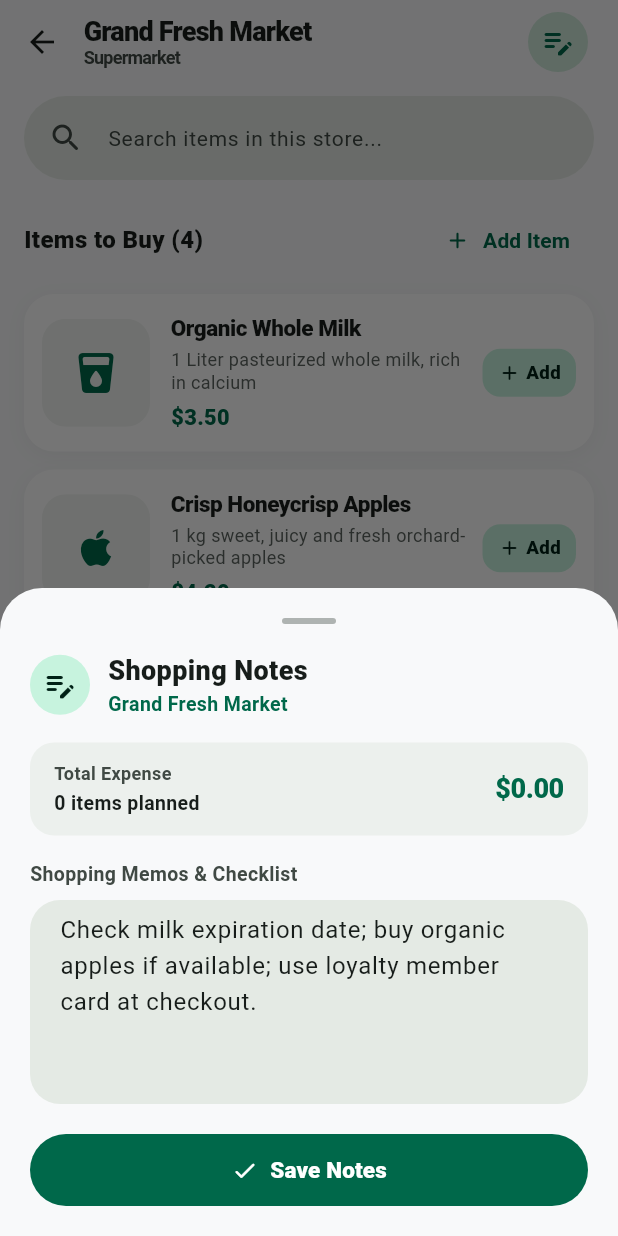
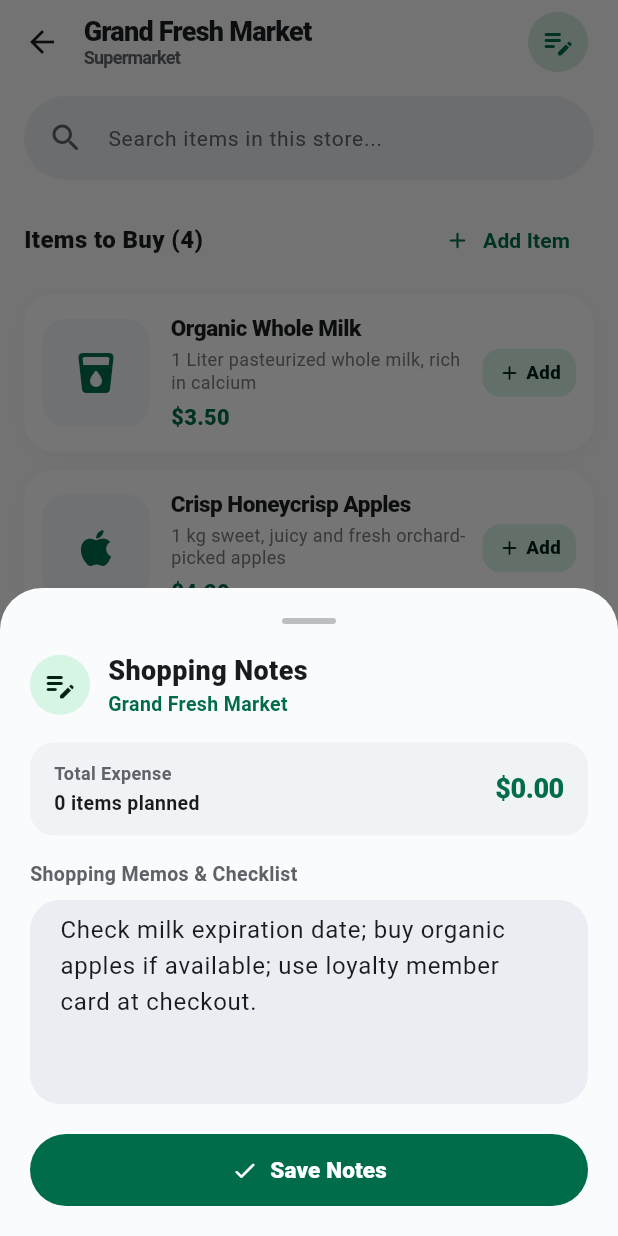
Before and after one commit to Leshoraa/HandCart, a Flutter app: the StoreProductListPage screen opened directly with sample values from the repository, after a tap on "Add", after a tap on the "remove" icon, after a tap on the "edit note" icon, on a phone screen of 412 x 824 dp. Run offline on Flutter 3.47's test engine with Material 3 defaults, Android fonts, the phone set to English and light mode, and no system bars; drawn by our look-alikes of dynamic_color; network calls fail.

Commit message:
style(stores): polish 2-column card design and eye-friendly neutral theme

```diff
--- a/lib/core/constants/app_colors.dart
+++ b/lib/core/constants/app_colors.dart
@@ -3,31 +3,34 @@ import 'package:flutter/material.dart';
 class AppColors {
   AppColors._();
 
-  // Primary Brand Colors (Deep Emerald Forest)
-  static const Color primary = Color(0xFF00684A);
+  // Primary Brand Colors (Vibrant Google Emerald)
+  static const Color primary = Color(0xFF006C4C);
   static const Color onPrimary = Colors.white;
-  static const Color primaryContainer = Color(0xFFC7F3DE);
-  static const Color onPrimaryContainer = Color(0xFF002116);
+  static const Color primaryContainer = Color(0xFFD6F5E5);
+  static const Color onPrimaryContainer = Color(0xFF002114);
 
-  // Secondary Colors
+  // Secondary Colors (Slate Green Accent)
   static const Color secondary = Color(0xFF4C6357);
   static const Color onSecondary = Colors.white;
-  static const Color secondaryContainer = Color(0xFFD6E8DC);
+  static const Color secondaryContainer = Color(0xFFE0ECE3);
   static const Color onSecondaryContainer = Color(0xFF0A1F16);
 
   // Tertiary / Accent Colors
   static const Color tertiary = Color(0xFF386567);
   static const Color accent = Color(0xFFFF9800);
 
-  // Clean, comfortable Surface & Background (Light)
-  static const Color backgroundLight = Color(0xFFF8F9FA);
-  static const Color surfaceLight = Color(0xFFF8F9FA);
-  static const Color surfaceVariantLight = Color(0xFFE2E7E3);
+  // Clean, comfortable Surface & Background (Light) - Crisp, soothing & eye-friendly
+  static const Color backgroundLight = Color(0xFFFAFBFC);
+  static const Color surfaceLight = Color(0xFFFAFBFC);
+  static const Color surfaceVariantLight = Color(0xFFEEF1F4);
+  static const Color cardSurfaceLight = Colors.white;
+  static const Color textPrimaryLight = Color(0xFF191C1E);
+  static const Color textSecondaryLight = Color(0xFF5F6368);
 
   // Surface & Background (Dark)
-  static const Color backgroundDark = Color(0xFF191C1A);
-  static const Color surfaceDark = Color(0xFF191C1A);
-  static const Color surfaceVariantDark = Color(0xFF404944);
+  static const Color backgroundDark = Color(0xFF121413);
+  static const Color surfaceDark = Color(0xFF121413);
+  static const Color surfaceVariantDark = Color(0xFF2A2E2C);
 
   // Status Colors
   static const Color error = Color(0xFFBA1A1A);
--- a/lib/core/theme/app_theme.dart
+++ b/lib/core/theme/app_theme.dart
@@ -6,8 +6,7 @@ class AppTheme {
   AppTheme._();
 
   static ThemeData lightTheme([ColorScheme? dynamicColorScheme]) {
-    final ColorScheme scheme = dynamicColorScheme ??
-        ColorScheme.fromSeed(
+    final ColorScheme scheme = ColorScheme.fromSeed(
       seedColor: AppColors.primary,
       brightness: Brightness.light,
       primary: AppColors.primary,
@@ -16,6 +15,15 @@ class AppTheme {
       onPrimaryContainer: AppColors.onPrimaryContainer,
       secondary: AppColors.secondary,
       surface: AppColors.surfaceLight,
+      surfaceContainer: const Color(0xFFF2F4F7),
+      surfaceContainerHigh: const Color(0xFFEAEDF1),
+      surfaceContainerHighest: const Color(0xFFE2E6EB),
+      surfaceContainerLow: const Color(0xFFF8F9FA),
+      surfaceContainerLowest: Colors.white,
+      onSurface: AppColors.textPrimaryLight,
+      onSurfaceVariant: AppColors.textSecondaryLight,
+      outline: const Color(0xFFC3C7CA),
+      outlineVariant: const Color(0xFFE2E5E8),
     );
 
     return ThemeData(
@@ -38,14 +46,14 @@ class AppTheme {
       cardTheme: CardThemeData(
         elevation: 0,
         shape: RoundedRectangleBorder(
-          borderRadius: BorderRadius.circular(22.0),
+          borderRadius: BorderRadius.circular(20.0),
         ),
         color: scheme.surfaceContainerLowest,
         clipBehavior: Clip.antiAlias,
       ),
       searchBarTheme: SearchBarThemeData(
         elevation: const WidgetStatePropertyAll(0),
-        backgroundColor: WidgetStatePropertyAll(scheme.surfaceContainerHigh),
+        backgroundColor: WidgetStatePropertyAll(scheme.surfaceContainer),
         shape: const WidgetStatePropertyAll(StadiumBorder()),
         padding: const WidgetStatePropertyAll(
           EdgeInsets.symmetric(horizontal: 16.0),
@@ -56,8 +64,11 @@ class AppTheme {
       ),
       chipTheme: ChipThemeData(
         shape: const StadiumBorder(),
-        side: BorderSide.none,
-        backgroundColor: scheme.surfaceContainerHigh,
+        side: BorderSide(
+          color: scheme.outlineVariant.withValues(alpha: 0.6),
+          width: 1,
+        ),
+        backgroundColor: Colors.white,
         selectedColor: scheme.primaryContainer,
         labelStyle: TextStyle(
           fontWeight: FontWeight.w600,
@@ -73,7 +84,7 @@ class AppTheme {
       ),
       inputDecorationTheme: InputDecorationTheme(
         filled: true,
-        fillColor: scheme.surfaceContainerHigh,
+        fillColor: scheme.surfaceContainer,
         contentPadding: const EdgeInsets.symmetric(
           horizontal: AppDimens.md,
           vertical: AppDimens.sm,
@@ -92,9 +103,9 @@ class AppTheme {
         ),
       ),
       floatingActionButtonTheme: FloatingActionButtonThemeData(
-        elevation: 2,
-        backgroundColor: scheme.primaryContainer,
-        foregroundColor: scheme.onPrimaryContainer,
+        elevation: 3,
+        backgroundColor: scheme.primary,
+        foregroundColor: scheme.onPrimary,
         shape: RoundedRectangleBorder(
           borderRadius: BorderRadius.circular(16.0),
         ),
@@ -121,11 +132,20 @@ class AppTheme {
   }
 
   static ThemeData darkTheme([ColorScheme? dynamicColorScheme]) {
-    final ColorScheme scheme = dynamicColorScheme ??
-        ColorScheme.fromSeed(
+    final ColorScheme scheme = ColorScheme.fromSeed(
       seedColor: AppColors.primary,
       brightness: Brightness.dark,
+      primary: const Color(0xFF6CDAA8),
+      onPrimary: const Color(0xFF003825),
+      primaryContainer: const Color(0xFF005238),
+      onPrimaryContainer: const Color(0xFFD6F5E5),
       surface: AppColors.surfaceDark,
+      surfaceContainer: const Color(0xFF1E2220),
+      surfaceContainerHigh: const Color(0xFF282D2A),
+      surfaceContainerLow: const Color(0xFF181B19),
+      surfaceContainerLowest: const Color(0xFF101211),
+      onSurface: const Color(0xFFE2E4E1),
+      onSurfaceVariant: const Color(0xFFA2A7A3),
     );
 
     return ThemeData(
--- a/lib/features/stores/data/store_dummy_data.dart
+++ b/lib/features/stores/data/store_dummy_data.dart
@@ -39,7 +39,7 @@ class StoreDummyData {
       category: 'Convenience',
       description: 'Quick refreshments, late-night snacks & household goods',
       icon: Icons.storefront_rounded,
-      imageUrl: 'https://images.unsplash.com/photo-1604719312566-8912e9227c64?w=500&auto=format&fit=crop&q=80',
+      imageUrl: 'https://images.unsplash.com/photo-1534723452862-4c874018d66d?w=500&auto=format&fit=crop&q=80',
       note: 'Grab sparkling water pack and rechargeable batteries.',
     ),
   ];
--- a/lib/features/stores/presentation/pages/store_list_page.dart
+++ b/lib/features/stores/presentation/pages/store_list_page.dart
@@ -186,8 +186,14 @@ class _StoreListPageState extends State<StoreListPage> {
                     selected: isSelected,
                     showCheckmark: false,
                     shape: const StadiumBorder(),
-                    side: BorderSide.none,
-                    backgroundColor: colorScheme.surfaceContainerHigh,
+                    side: isSelected
+                        ? BorderSide.none
+                        : BorderSide(
+                            color: colorScheme.outlineVariant
+                                .withValues(alpha: 0.6),
+                            width: 1,
+                          ),
+                    backgroundColor: Colors.white,
                     selectedColor: colorScheme.primaryContainer,
                     labelStyle: TextStyle(
                       color: isSelected
@@ -302,7 +308,7 @@ class _StoreListPageState extends State<StoreListPage> {
                   crossAxisCount: 2,
                   crossAxisSpacing: 12.0,
                   mainAxisSpacing: 12.0,
-                  mainAxisExtent: 216.0,
+                  mainAxisExtent: 220.0,
                 ),
                 delegate: SliverChildBuilderDelegate(
                   (context, index) {
@@ -343,8 +349,8 @@ class _StoreListPageState extends State<StoreListPage> {
         shape: RoundedRectangleBorder(
           borderRadius: BorderRadius.circular(16.0),
         ),
-        backgroundColor: colorScheme.primaryContainer,
-        foregroundColor: colorScheme.onPrimaryContainer,
+        backgroundColor: colorScheme.primary,
+        foregroundColor: Colors.white,
         icon: const Icon(Icons.add_business_rounded),
         label: const Text(
           AppStrings.addNewStore,
--- a/lib/features/stores/presentation/widgets/store_card.dart
+++ b/lib/features/stores/presentation/widgets/store_card.dart
@@ -34,9 +34,9 @@ class StoreCard extends StatelessWidget {
           BoxShadow(
             color: isDark
                 ? Colors.black.withValues(alpha: 0.25)
-                : Colors.black.withValues(alpha: 0.04),
-            blurRadius: 12,
-            offset: const Offset(0, 4),
+                : Colors.black.withValues(alpha: 0.035),
+            blurRadius: 10,
+            offset: const Offset(0, 3),
           ),
         ],
       ),
@@ -56,71 +56,65 @@ class StoreCard extends StatelessWidget {
                       top: Radius.circular(19.0),
                     ),
                     child: Container(
-                      height: 108.0,
+                      height: 114.0,
                       width: double.infinity,
-                      color:
-                          colorScheme.surfaceContainerHigh.withValues(alpha: 0.6),
+                      color: colorScheme.surfaceContainerHigh.withValues(alpha: 0.5),
                       child: store.imageUrl != null
                           ? Image.network(
                               store.imageUrl!,
                               fit: BoxFit.cover,
-                              loadingBuilder:
-                                  (context, child, loadingProgress) {
+                              loadingBuilder: (context, child, loadingProgress) {
                                 if (loadingProgress == null) return child;
                                 return Center(
-                                  child: CircularProgressIndicator(
-                                    strokeWidth: 2,
-                                    value: loadingProgress
-                                                .expectedTotalBytes !=
-                                            null
-                                        ? loadingProgress
-                                                .cumulativeBytesLoaded /
-                                            loadingProgress
-                                                .expectedTotalBytes!
-                                        : null,
+                                  child: SizedBox(
+                                    width: 20,
+                                    height: 20,
+                                    child: CircularProgressIndicator(
+                                      strokeWidth: 2,
+                                      value: loadingProgress.expectedTotalBytes != null
+                                          ? loadingProgress.cumulativeBytesLoaded /
+                                              loadingProgress.expectedTotalBytes!
+                                          : null,
+                                    ),
                                   ),
                                 );
                               },
                               errorBuilder: (context, error, stackTrace) =>
-                                  Center(
-                                child: Icon(
-                                  store.icon,
-                                  size: 38,
-                                  color: colorScheme.primary,
-                                ),
-                              ),
+                                  _buildFallbackBanner(colorScheme),
                             )
-                          : Center(
-                              child: Icon(
-                                store.icon,
-                                size: 38,
-                                color: colorScheme.primary,
-                              ),
-                            ),
+                          : _buildFallbackBanner(colorScheme),
                     ),
                   ),
 
-                  // Category Tag Badge
+                  // Frosted Glass Category Tag
                   Positioned(
                     top: 8.0,
                     left: 8.0,
                     child: Container(
                       padding: const EdgeInsets.symmetric(
-                        horizontal: 8.0,
-                        vertical: 3.5,
+                        horizontal: 8.5,
+                        vertical: 4.0,
                       ),
                       decoration: BoxDecoration(
-                        color: Colors.black.withValues(alpha: 0.55),
-                        borderRadius:
-                            BorderRadius.circular(AppDimens.radiusFull),
+                        color: isDark
+                            ? Colors.black.withValues(alpha: 0.75)
+                            : Colors.white.withValues(alpha: 0.94),
+                        borderRadius: BorderRadius.circular(AppDimens.radiusFull),
+                        boxShadow: [
+                          BoxShadow(
+                            color: Colors.black.withValues(alpha: 0.08),
+                            blurRadius: 4,
+                            offset: const Offset(0, 1),
+                          ),
+                        ],
                       ),
                       child: Text(
                         store.category,
-                        style: const TextStyle(
-                          fontSize: 10.0,
+                        style: TextStyle(
+                          fontSize: 10.5,
                           fontWeight: FontWeight.w700,
-                          color: Colors.white,
-                          letterSpacing: 0.2,
+                          color: isDark ? Colors.white : const Color(0xFF191C1E),
+                          letterSpacing: 0.1,
                         ),
                       ),
                     ),
@@ -131,34 +125,21 @@ class StoreCard extends StatelessWidget {
               // Store Information & Planned Metrics
               Expanded(
                 child: Padding(
-                  padding: const EdgeInsets.fromLTRB(12.0, 10.0, 12.0, 10.0),
+                  padding: const EdgeInsets.fromLTRB(12.0, 10.0, 12.0, 12.0),
                   child: Column(
                     crossAxisAlignment: CrossAxisAlignment.start,
                     children: [
-                      // Store Name
+                      // Store Name (Up to 2 lines for clear readability)
                       Text(
                         store.name,
                         style: TextStyle(
                           fontSize: 14.5,
                           fontWeight: FontWeight.w800,
+                          height: 1.25,
                           color: colorScheme.onSurface,
-                          letterSpacing: -0.3,
+                          letterSpacing: -0.2,
                         ),
-                        maxLines: 1,
-                        overflow: TextOverflow.ellipsis,
-                      ),
-
-                      const SizedBox(height: 2.0),
-
-                      // Store Description
-                      Text(
-                        store.description,
-                        style: TextStyle(
-                          fontSize: 11.0,
-                          color: colorScheme.onSurfaceVariant
-                              .withValues(alpha: 0.85),
-                        ),
-                        maxLines: 1,
+                        maxLines: 2,
                         overflow: TextOverflow.ellipsis,
                       ),
 
@@ -172,18 +153,28 @@ class StoreCard extends StatelessWidget {
                               mainAxisSize: MainAxisSize.min,
                               children: [
                                 Icon(
-                                  Icons.shopping_basket_outlined,
+                                  itemCount > 0
+                                      ? Icons.shopping_bag_rounded
+                                      : Icons.shopping_bag_outlined,
                                   size: 13.0,
-                                  color: colorScheme.onSurfaceVariant,
+                                  color: itemCount > 0
+                                      ? colorScheme.primary
+                                      : colorScheme.onSurfaceVariant
+                                          .withValues(alpha: 0.7),
                                 ),
-                                const SizedBox(width: 3.0),
+                                const SizedBox(width: 4.0),
                                 Flexible(
                                   child: Text(
                                     '$itemCount ${itemCount == 1 ? "item" : "items"}',
                                     style: TextStyle(
-                                      fontSize: 11.0,
-                                      fontWeight: FontWeight.w600,
-                                      color: colorScheme.onSurfaceVariant,
+                                      fontSize: 11.5,
+                                      fontWeight: itemCount > 0
+                                          ? FontWeight.w700
+                                          : FontWeight.w600,
+                                      color: itemCount > 0
+                                          ? colorScheme.primary
+                                          : colorScheme.onSurfaceVariant
+                                              .withValues(alpha: 0.8),
                                     ),
                                     maxLines: 1,
                                     overflow: TextOverflow.ellipsis,
@@ -196,11 +187,12 @@ class StoreCard extends StatelessWidget {
                           Text(
                             CurrencyFormatter.format(totalPrice),
                             style: TextStyle(
-                              fontSize: 13.0,
+                              fontSize: 13.5,
                               fontWeight: FontWeight.w900,
                               color: itemCount > 0
                                   ? colorScheme.primary
-                                  : colorScheme.onSurfaceVariant,
+                                  : colorScheme.onSurfaceVariant
+                                      .withValues(alpha: 0.7),
                               letterSpacing: -0.2,
                             ),
                           ),
@@ -216,4 +208,33 @@ class StoreCard extends StatelessWidget {
       ),
     );
   }
+
+  Widget _buildFallbackBanner(ColorScheme colorScheme) {
+    return Container(
+      decoration: BoxDecoration(
+        gradient: LinearGradient(
+          begin: Alignment.topLeft,
+          end: Alignment.bottomRight,
+          colors: [
+            colorScheme.primaryContainer.withValues(alpha: 0.5),
+            colorScheme.surfaceContainerHigh,
+          ],
+        ),
+      ),
+      child: Center(
+        child: Container(
+          padding: const EdgeInsets.all(10),
+          decoration: BoxDecoration(
+            color: colorScheme.surface.withValues(alpha: 0.85),
+            shape: BoxShape.circle,
+          ),
+          child: Icon(
+            store.icon,
+            size: 26,
+            color: colorScheme.primary,
+          ),
+        ),
+      ),
+    );
+  }
 }
```
Lines whose indentation alone changed are shown as unchanged.
